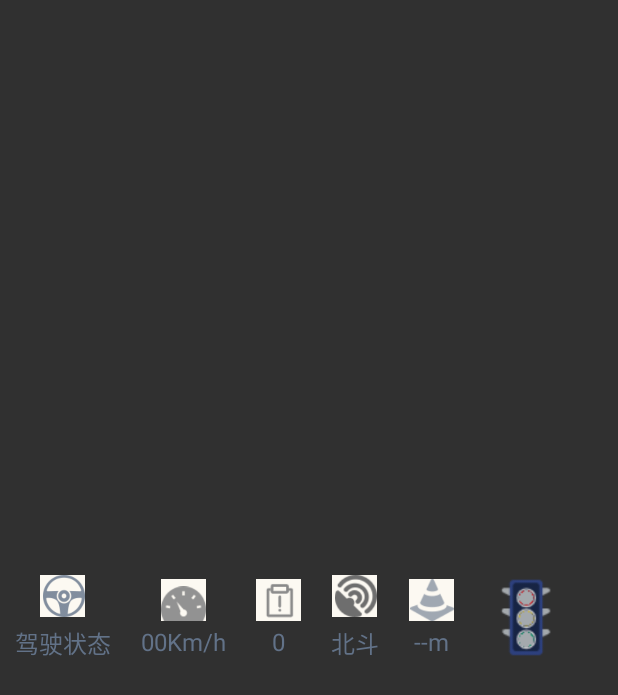
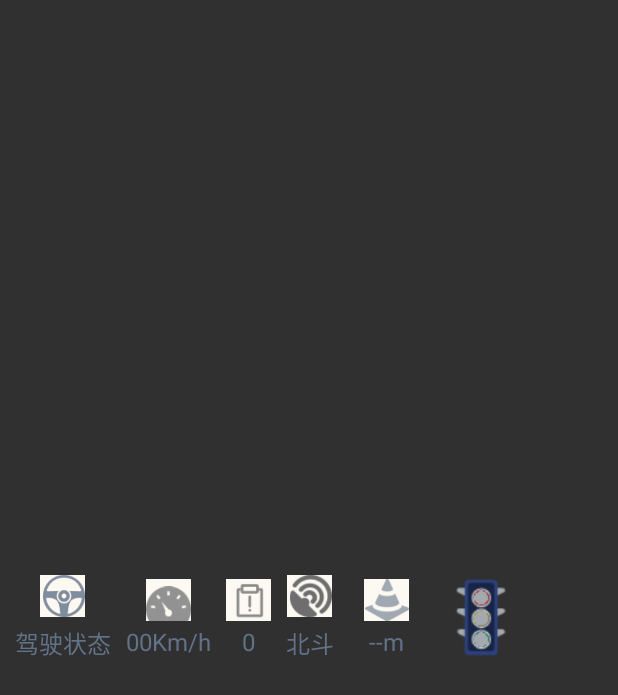
Before and after one commit to lishangnian/wanji, an Android app: the layout head_show_layout.xml on its own in the app's theme, with its tools: preview values and no code run, on a phone screen of 412 x 824 dp. Shown: the top 695 px of the screen. Run offline under Robolectric (Android 15) with nearby library versions, the light colour scheme and no system bars.

Commit message:
海梁logo添加

```diff
--- a/app/build.gradle
+++ b/app/build.gradle
@@ -7,7 +7,7 @@ android {
         minSdkVersion 16
         targetSdkVersion 29
         versionCode 16
-        versionName "1.0.8"
+        versionName "1.0.9"
         testInstrumentationRunner "android.support.test.runner.AndroidJUnitRunner"
         ndk {
             abiFilters "armeabi", "armeabi-v7a", "x86"
--- a/app/src/main/res/layout-land/activity_main.xml
+++ b/app/src/main/res/layout-land/activity_main.xml
@@ -34,7 +34,7 @@
             android:layout_marginLeft="10dp"
             android:layout_marginStart="10dp"
             android:layout_marginRight="5dp"
-            android:src="@drawable/company_logo02" />
+            android:src="@drawable/haylion" />
 
         <TextView
             android:layout_width="wrap_content"
--- a/app/src/main/res/layout/head_show_layout.xml
+++ b/app/src/main/res/layout/head_show_layout.xml
@@ -37,7 +37,7 @@
     <LinearLayout
         android:layout_width="wrap_content"
         android:layout_height="100dp"
-        android:layout_marginLeft="20dp"
+        android:layout_marginLeft="10dp"
         android:gravity="center"
         android:orientation="vertical">
 
@@ -64,7 +64,7 @@
     <LinearLayout
         android:layout_width="wrap_content"
         android:layout_height="80dp"
-        android:layout_marginLeft="20dp"
+        android:layout_marginLeft="10dp"
         android:gravity="center"
         android:orientation="vertical">
 
@@ -91,7 +91,7 @@
     <LinearLayout
         android:layout_width="wrap_content"
         android:layout_height="80dp"
-        android:layout_marginLeft="20dp"
+        android:layout_marginLeft="10dp"
         android:gravity="center"
         android:orientation="vertical">
 
@@ -147,7 +147,7 @@
         android:layout_width="55dp"
         android:layout_height="55dp"
         android:layout_marginStart="20dp"
-        android:layout_marginLeft="20dp"
+        android:layout_marginLeft="10dp"
         android:gravity="center"
         android:src="@drawable/light_null"
         android:id="@+id/traffic_light"
```
Also changed, not shown: app/src/main/res/drawable/haylion.png (added).
